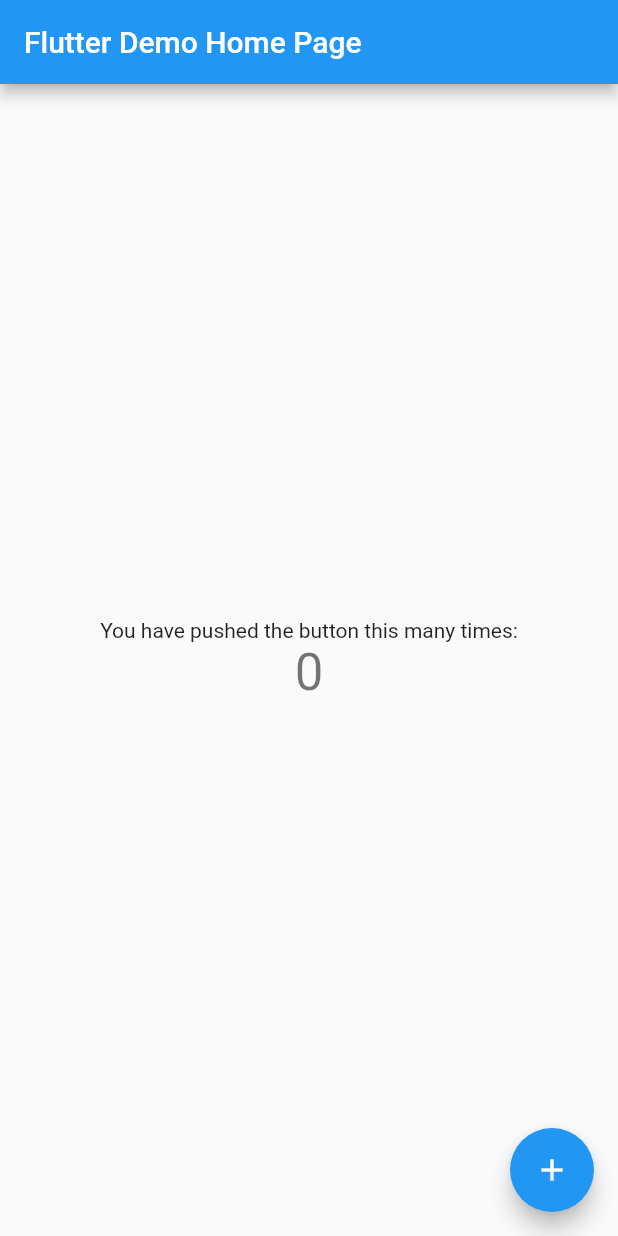
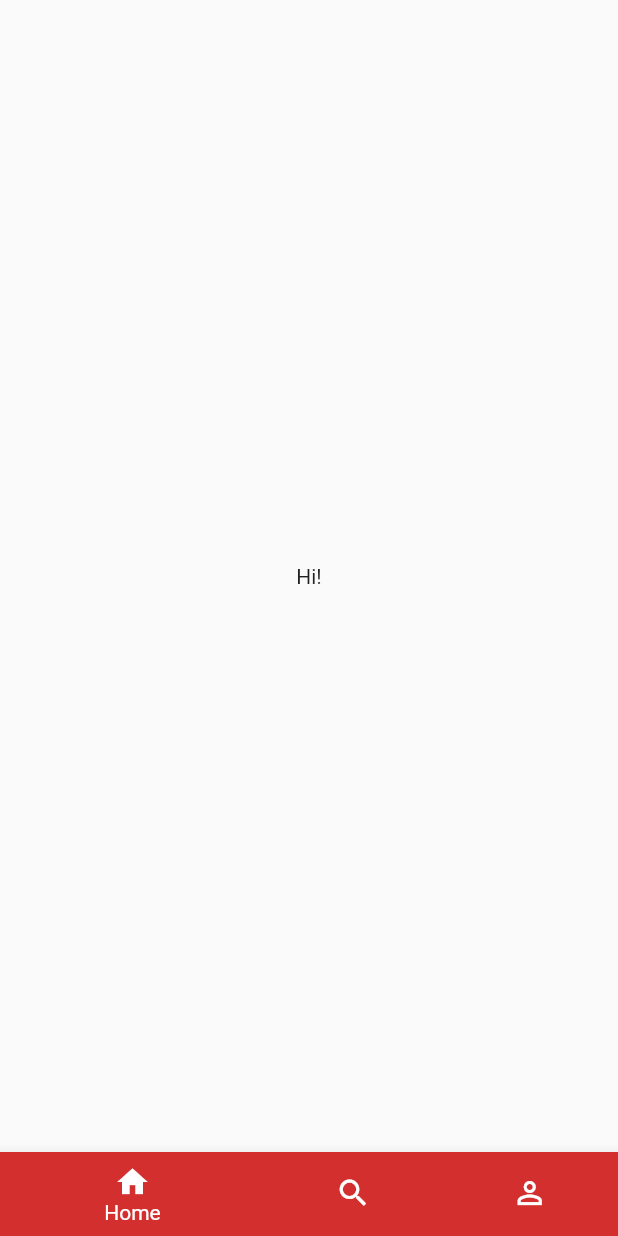
Before and after one commit to mobileappdevhm/concept-team_4, a Flutter app: the screen it shows after launch, on a phone screen of 412 x 824 dp. Run offline on Flutter 3.47's test engine with Material 2 defaults, Android fonts, the phone set to English and light mode, and no system bars.

Commit message:
Inital own App

```diff
--- a/lib/main.dart
+++ b/lib/main.dart
@@ -1,109 +1,36 @@
+import 'package:cie_app/views/ScaffoldView.dart';
 import 'package:flutter/material.dart';
+import 'package:flutter/foundation.dart';
 
-void main() => runApp(new MyApp());
+void main() => runApp(new CieApp());
 
-class MyApp extends StatelessWidget {
+class CieApp extends StatelessWidget {
   // This widget is the root of your application.
   @override
   Widget build(BuildContext context) {
+    final ThemeData iOsTheme = new ThemeData(
+      primarySwatch: Colors.red,
+      primaryColor: Colors.grey[100],
+      accentColor: Colors.red[700],
+      backgroundColor: Colors.red[700],
+      primaryColorBrightness: Brightness.light,
+    );
+
+
+    final ThemeData androidTheme = new ThemeData(
+      primarySwatch: Colors.red,
+      accentColor: Colors.grey[100],
+      primaryColor: Colors.red[700],
+      splashColor: Colors.red[700],
+      backgroundColor: Colors.red[700],
+    );
+
     return new MaterialApp(
-      title: 'Flutter Demo',
-      theme: new ThemeData(
-        // This is the theme of your application.
-        //
-        // Try running your application with "flutter run". You'll see the
-        // application has a blue toolbar. Then, without quitting the app, try
-        // changing the primarySwatch below to Colors.green and then invoke
-        // "hot reload" (press "r" in the console where you ran "flutter run",
-        // or press Run > Flutter Hot Reload in IntelliJ). Notice that the
-        // counter didn't reset back to zero; the application is not restarted.
-        primarySwatch: Colors.blue,
-      ),
-      home: new MyHomePage(title: 'Flutter Demo Home Page'),
+        title: 'CiE Vertical Demo',
+        theme: defaultTargetPlatform == TargetPlatform.android
+            ? androidTheme
+            : iOsTheme,
+        home: new ScaffoldView()
     );
   }
 }
-
-class MyHomePage extends StatefulWidget {
-  MyHomePage({Key key, this.title}) : super(key: key);
-
-  // This widget is the home page of your application. It is stateful, meaning
-  // that it has a State object (defined below) that contains fields that affect
-  // how it looks.
-
-  // This class is the configuration for the state. It holds the values (in this
-  // case the title) provided by the parent (in this case the App widget) and
-  // used by the build method of the State. Fields in a Widget subclass are
-  // always marked "final".
-
-  final String title;
-
-  @override
-  _MyHomePageState createState() => new _MyHomePageState();
-}
-
-class _MyHomePageState extends State<MyHomePage> {
-  int _counter = 0;
-
-  void _incrementCounter() {
-    setState(() {
-      // This call to setState tells the Flutter framework that something has
-      // changed in this State, which causes it to rerun the build method below
-      // so that the display can reflect the updated values. If we changed
-      // _counter without calling setState(), then the build method would not be
-      // called again, and so nothing would appear to happen.
-      _counter++;
-    });
-  }
-
-  @override
-  Widget build(BuildContext context) {
-    // This method is rerun every time setState is called, for instance as done
-    // by the _incrementCounter method above.
-    //
-    // The Flutter framework has been optimized to make rerunning build methods
-    // fast, so that you can just rebuild anything that needs updating rather
-    // than having to individually change instances of widgets.
-    return new Scaffold(
-      appBar: new AppBar(
-        // Here we take the value from the MyHomePage object that was created by
-        // the App.build method, and use it to set our appbar title.
-        title: new Text(widget.title),
-      ),
-      body: new Center(
-        // Center is a layout widget. It takes a single child and positions it
-        // in the middle of the parent.
-        child: new Column(
-          // Column is also layout widget. It takes a list of children and
-          // arranges them vertically. By default, it sizes itself to fit its
-          // children horizontally, and tries to be as tall as its parent.
-          //
-          // Invoke "debug paint" (press "p" in the console where you ran
-          // "flutter run", or select "Toggle Debug Paint" from the Flutter tool
-          // window in IntelliJ) to see the wireframe for each widget.
-          //
-          // Column has various properties to control how it sizes itself and
-          // how it positions its children. Here we use mainAxisAlignment to
-          // center the children vertically; the main axis here is the vertical
-          // axis because Columns are vertical (the cross axis would be
-          // horizontal).
-          mainAxisAlignment: MainAxisAlignment.center,
-          children: <Widget>[
-            new Text(
-              'You have pushed the button this many times:',
-            ),
-            new Text(
-              '$_counter',
-              style: Theme.of(context).textTheme.display1,
-            ),
-          ],
-        ),
-      ),
-      floatingActionButton: new FloatingActionButton(
-        onPressed: _incrementCounter,
-        tooltip: 'Increment',
-        child: new Icon(Icons.add),
-      ), // This trailing comma makes auto-formatting nicer for build methods.
-    );
-  }
-}
--- /dev/null
+++ b/lib/views/MainView.dart
@@ -0,0 +1,15 @@
+import 'package:flutter/widgets.dart';
+
+class MainView extends StatefulWidget {
+  @override
+  _MainViewState createState() => new _MainViewState();
+}
+
+class _MainViewState extends State<MainView> {
+  @override
+  Widget build(BuildContext context) {
+    return new Center(
+      child: new Text("Hi!"),
+    );
+  }
+}
--- /dev/null
+++ b/lib/views/ScaffoldView.dart
@@ -0,0 +1,22 @@
+import 'package:cie_app/views/MainView.dart';
+import 'package:cie_app/views/appBars/CieBottomNav.dart';
+import 'package:flutter/material.dart';
+
+enum CurrentView {
+  home, profile, contact
+}
+
+class ScaffoldView extends StatefulWidget {
+  @override
+  State<StatefulWidget> createState() => new _ScaffoldViewSate();
+}
+
+class _ScaffoldViewSate extends State<ScaffoldView> {
+  @override
+  Widget build(BuildContext context) {
+      return new Scaffold(
+        body: new MainView(),
+        bottomNavigationBar: new CieBottomNav(),
+      );
+  }
+}
--- /dev/null
+++ b/lib/views/appBars/CieBottomNav.dart
@@ -0,0 +1,46 @@
+import 'package:flutter/material.dart';
+
+class CieBottomNav extends StatefulWidget {
+
+  @override
+  _BottomNavState createState() => new _BottomNavState();
+}
+
+class _BottomNavState extends State<CieBottomNav> {
+  int _currentIndex = 0;
+
+  @override
+  Widget build(BuildContext context) {
+    return new BottomNavigationBar(
+      items: _getBottomNavItems(),
+      fixedColor: Colors.white,
+      type: BottomNavigationBarType.shifting,
+      currentIndex: _currentIndex,
+      onTap: (int index) {
+        setState(() {
+          _currentIndex = index;
+        });
+      },
+    );
+  }
+
+  List<BottomNavigationBarItem> _getBottomNavItems() {
+    return <BottomNavigationBarItem>[
+      new BottomNavigationBarItem(
+          icon: const Icon(Icons.home),
+          title: new Text('Home'),
+          backgroundColor: Colors.red[700]
+      ),
+      new BottomNavigationBarItem(
+          icon: const Icon(Icons.search),
+          title: new Text('Search'),
+          backgroundColor: Colors.red[700]
+      ),
+      new BottomNavigationBarItem(
+          icon: const Icon(Icons.perm_identity),
+          title: new Text('Profile'),
+          backgroundColor: Colors.red[700]
+      ),
+    ].toList();
+  }
+}
```
Also changed, not shown: lib/views/ContactView.dart (added), pubspec.lock, 5 other files.
